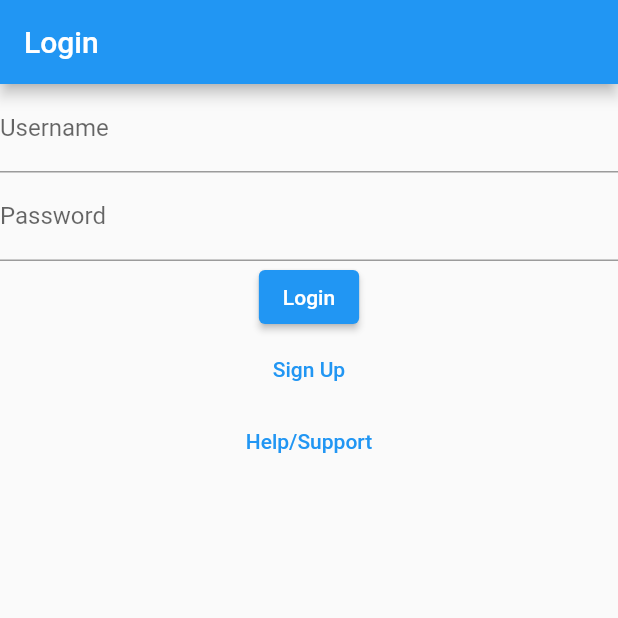
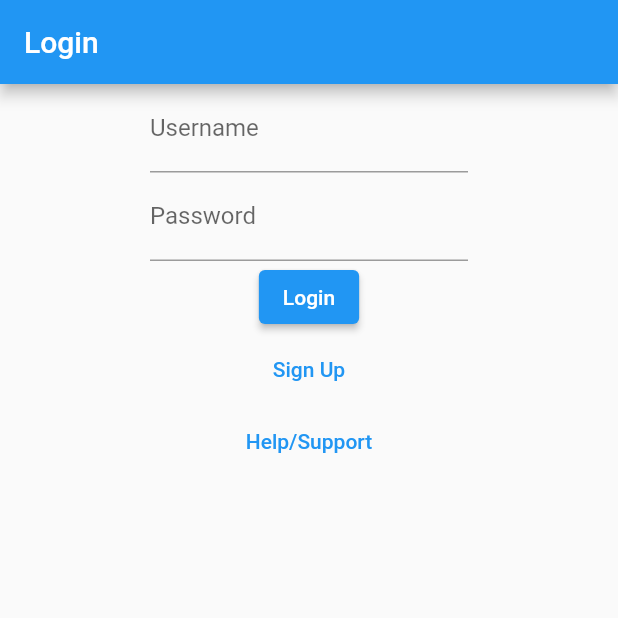
Before and after one commit to OneRedBlip/GraduationProject, a Flutter app: the screen it shows after launch, after a tap on "Continue", on a phone screen of 412 x 824 dp, the top half of it. Run offline on Flutter 3.47's test engine with Material 2 defaults, Android fonts, the phone set to English and light mode, and no system bars; network calls fail.

Commit message:
update on login page

```diff
--- a/trash2treasure/lib/login_page.dart
+++ b/trash2treasure/lib/login_page.dart
@@ -23,7 +23,9 @@ class _LoginPageState extends State<LoginPage> {
         appBar: AppBar(
         title: Text('Login'),
     ),
-      body: Column(
+    body: Container(
+    margin: EdgeInsets.symmetric(horizontal: 100), // Add left and right margins
+    child: Column(
     children: [
     TextField(
     controller: emailController,
@@ -33,6 +35,7 @@ class _LoginPageState extends State<LoginPage> {
     ),
     TextField(
     controller: passwordController,
+    obscureText: true, // Hide the password
     decoration: InputDecoration(
     labelText: 'Password',
     ),
@@ -100,7 +103,7 @@ class _LoginPageState extends State<LoginPage> {
           ),
         ],
       ),
-    );
+    ));
   }
 }
 
```
Lines whose indentation alone changed are shown as unchanged.
